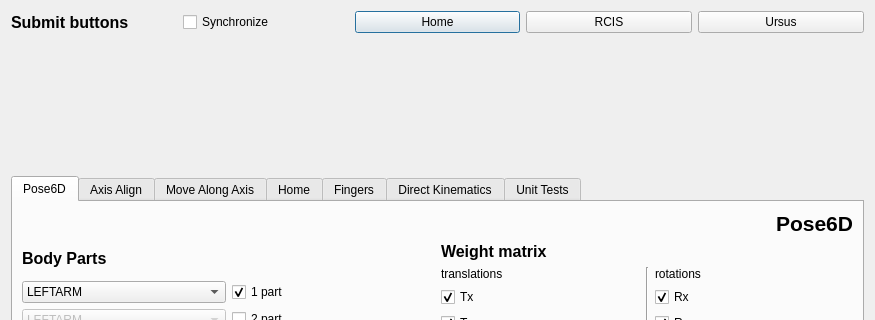
Above: components/inversekinematicsTesterComp/src/guiDlg.ui from robocomp/robocomp-shelly before the change; both pictures show x 0 to 875 and y 0 to 320 of the 875 by 1106 pixel window. Below: the same form after it.
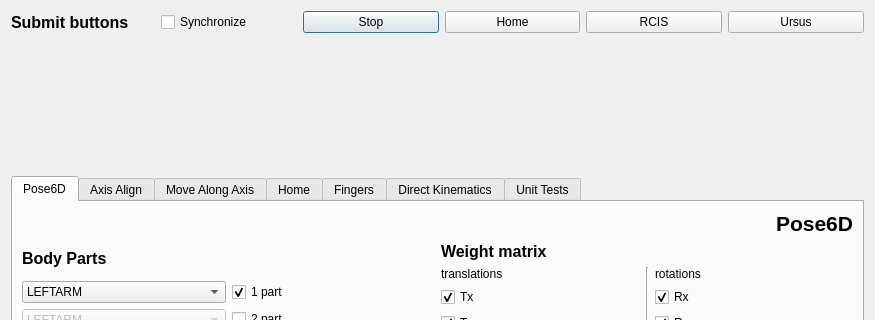
That is the form after the change.

What changed in the file:
```diff
--- a/components/inversekinematicsTesterComp/src/guiDlg.ui
+++ b/components/inversekinematicsTesterComp/src/guiDlg.ui
@@ -37,6 +37,13 @@
        </property>
       </widget>
      </item>
+     <item>
+      <widget class="QPushButton" name="stopButton">
+       <property name="text">
+        <string>Stop</string>
+       </property>
+      </widget>
+     </item>
      <item>
       <widget class="QPushButton" name="homePushButton">
        <property name="text">
```
